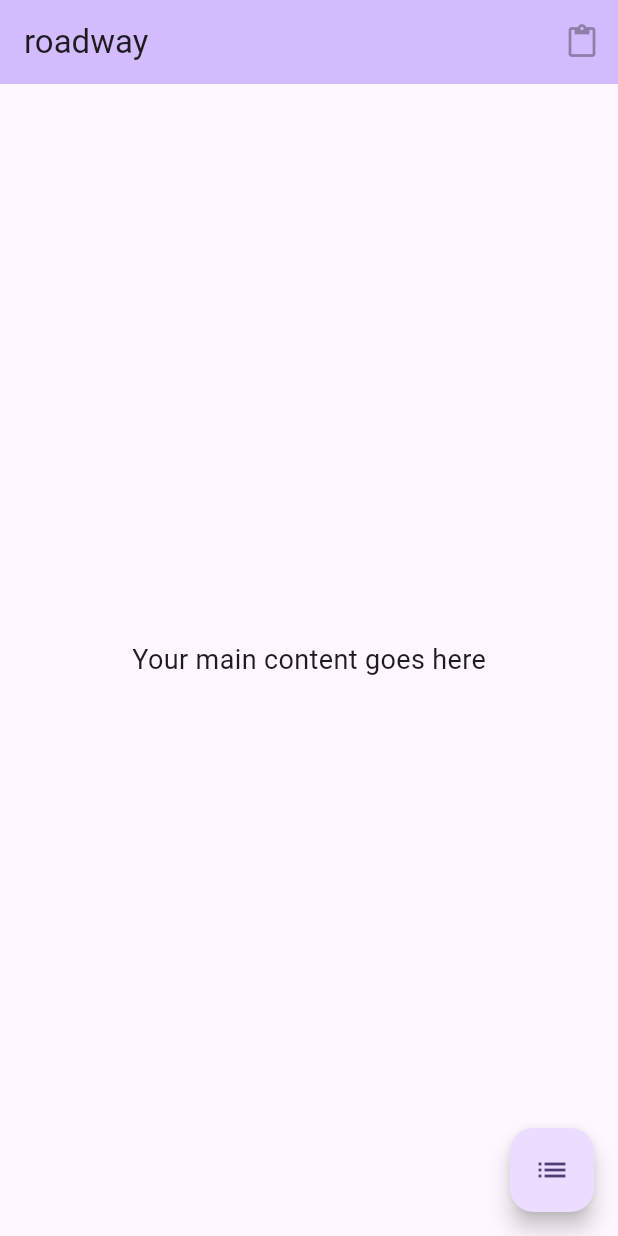
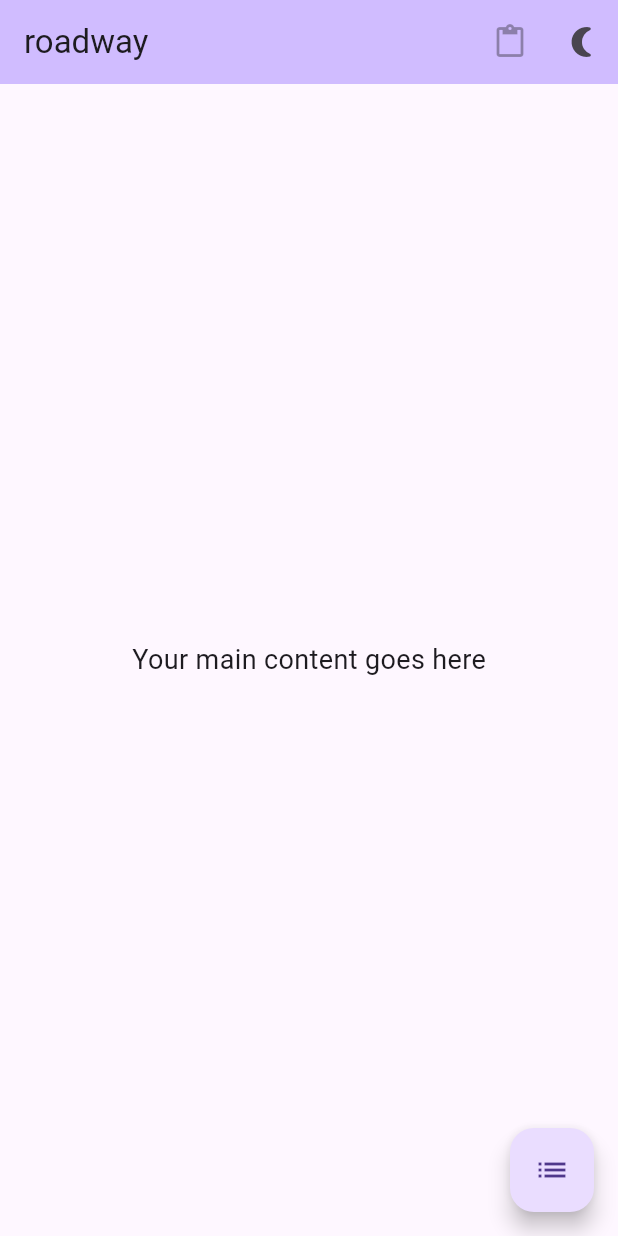
Before and after one commit to cgdougm/roadway, a Flutter app: the screen it shows after launch, on a phone screen of 412 x 824 dp. Run offline on Flutter 3.47's test engine with Material 3 defaults, Android fonts, the phone set to English and light mode, and no system bars; our stand-ins replace cross_file, sqflite, sqflite_common_ffi; missing offline and left inert: desktop_drop, pasteboard; accounts and stored records are empty.

Commit message:
light/dark theme toggle button on AppBar

```diff
--- a/lib/main.dart
+++ b/lib/main.dart
@@ -8,11 +8,15 @@ import 'package:crypto/crypto.dart';
 import 'dart:convert';
 import 'dart:io';
 import 'package:pasteboard/pasteboard.dart';
+import 'theme_provider.dart';
 
 void main() {
   runApp(
-    ChangeNotifierProvider(
-      create: (context) => AppState(),
+    MultiProvider(
+      providers: [
+        ChangeNotifierProvider(create: (context) => AppState()),
+        ChangeNotifierProvider(create: (context) => ThemeProvider()),
+      ],
       child: const MyApp(),
     ),
   );
@@ -23,14 +27,15 @@ class MyApp extends StatelessWidget {
 
   @override
   Widget build(BuildContext context) {
-    return MaterialApp(
-      title: 'Flutter Demo',
-      theme: ThemeData(
-        colorScheme: ColorScheme.fromSeed(seedColor: Colors.deepPurple),
-        useMaterial3: true,
-      ),
-      home: const MyHomePage(title: 'roadway'),
-      debugShowCheckedModeBanner: false, // Add this line
+    return Consumer<ThemeProvider>(
+      builder: (context, themeProvider, child) {
+        return MaterialApp(
+          title: 'Flutter Demo',
+          theme: themeProvider.themeData,
+          home: const MyHomePage(title: 'roadway'),
+          debugShowCheckedModeBanner: false,
+        );
+      },
     );
   }
 }
@@ -292,6 +297,7 @@ class _MyHomePageState extends State<MyHomePage> {
 
   @override
   Widget build(BuildContext context) {
+    final themeProvider = Provider.of<ThemeProvider>(context);
     return Scaffold(
       appBar: AppBar(
         backgroundColor: Theme.of(context).colorScheme.inversePrimary,
@@ -302,6 +308,13 @@ class _MyHomePageState extends State<MyHomePage> {
             child: IconButton(
               icon: Icon(Icons.content_paste),
               onPressed: _clipboardHasContent ? _handleClipboardContent : null,
+            ),
+          ),
+          Tooltip(
+            message: 'Toggle theme',
+            child: IconButton(
+              icon: Icon(themeProvider.isDarkMode ? Icons.wb_sunny : Icons.nightlight_round),
+              onPressed: () => themeProvider.toggleTheme(),
             ),
           ),
         ],
--- /dev/null
+++ b/lib/theme_provider.dart
@@ -0,0 +1,14 @@
+import 'package:flutter/material.dart';
+
+class ThemeProvider extends ChangeNotifier {
+  bool _isDarkMode = false;
+
+  bool get isDarkMode => _isDarkMode;
+
+  ThemeData get themeData => _isDarkMode ? ThemeData.dark() : ThemeData.light();
+
+  void toggleTheme() {
+    _isDarkMode = !_isDarkMode;
+    notifyListeners();
+  }
+}
```
